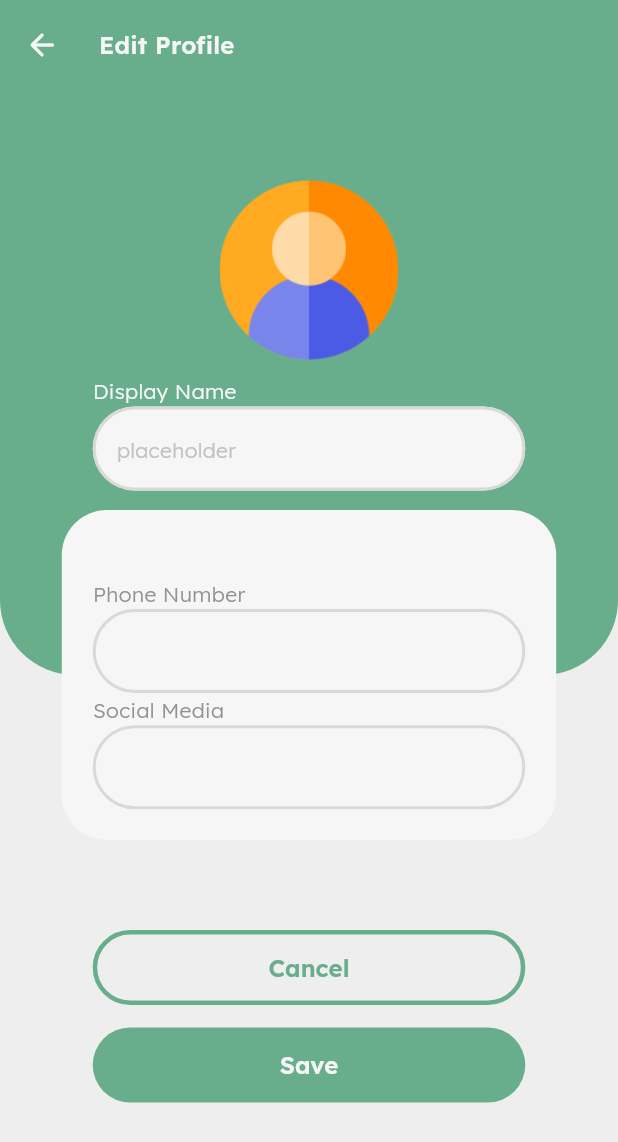
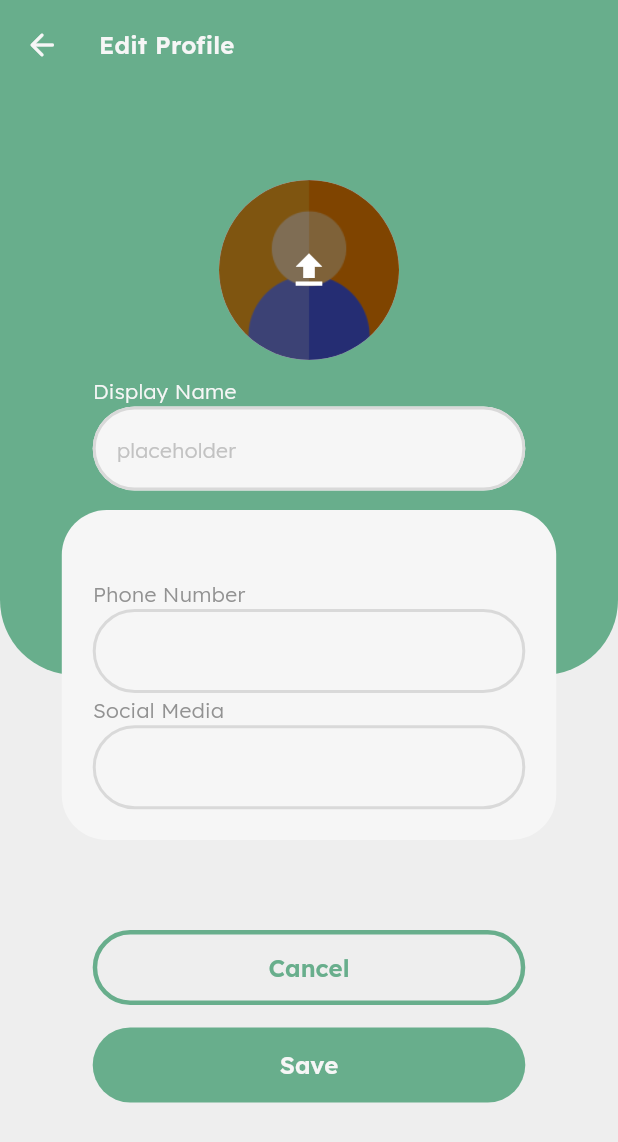
Before and after one commit to nonsomroop/sarnfan-flutter, a Flutter app: the EditProfilePage screen opened by its route, on a phone screen of 412 x 824 dp. Shown: the top 1142 px of the screen. Run offline on Flutter 3.47's test engine with Material 3 defaults, Android fonts, the phone set to English and light mode, and no system bars; our stand-ins replace flutter_dotenv, flutter_map, flutter_secure_storage, go_router, google_fonts, image_picker and 2 more; accounts and stored records are empty.

```diff
--- a/sarnfan/lib/providers/app_provider.dart
+++ b/sarnfan/lib/providers/app_provider.dart
@@ -9,6 +9,7 @@ class AppProvider extends ChangeNotifier {
   String? _type;
   String? _phone;
   String? _social;
+  String? _picture;
   // String? _location;
   double? _latitude;
   double? _longitude;
@@ -19,6 +20,7 @@ class AppProvider extends ChangeNotifier {
   String? get type => _type;
   String? get phone => _phone;
   String? get social => _social;
+  String? get picture => _picture;
   // String? get location => _location;
   double? get latitude => _latitude;
   double? get longitude => _longitude;
@@ -39,6 +41,7 @@ class AppProvider extends ChangeNotifier {
           _social = userData["social"];
           _latitude = userData["latitude"];
           _longitude = userData["longitude"];
+          _picture = userData["picture"];
           notifyListeners();
         } else {
           print("Failed to fetch user data: ${response.statusCode}");
--- a/sarnfan/lib/screens/post/create_post.dart
+++ b/sarnfan/lib/screens/post/create_post.dart
@@ -97,7 +97,6 @@ class _CreatePostPageState extends State<CreatePostPage> {
     }
   }
 
-  // late LatLng location = const LatLng(0, 0);
   late LatLng location;
 
   @override
--- a/sarnfan/lib/screens/profile/edit_profile.dart
+++ b/sarnfan/lib/screens/profile/edit_profile.dart
@@ -8,6 +8,7 @@ import 'package:sarnfan/services/api_service.dart';
 import 'package:sarnfan/themes/color_theme.dart';
 import 'package:sarnfan/widgets/green_surface.dart';
 import 'package:sarnfan/widgets/text_input.dart';
+import 'package:sarnfan/widgets/upload_avatar.dart';
 
 class EditProfilePage extends StatefulWidget {
   const EditProfilePage({super.key});
@@ -132,14 +133,8 @@ class _EditProfilePageState extends State<EditProfilePage> {
                                 const SizedBox(
                                   height: 60,
                                 ),
-                                const SizedBox(
-                                  height: 120,
-                                  width: 120,
-                                  child: Image(
-                                    image:
-                                        AssetImage("assets/images/profile.png"),
-                                  ),
-                                ),
+                                UploadAvatar(
+                                    pictureUrl: appProvider.picture ?? ""),
                                 const SizedBox(
                                   height: 10,
                                 ),
--- a/sarnfan/lib/screens/profile/my_description.dart
+++ b/sarnfan/lib/screens/profile/my_description.dart
@@ -16,7 +16,7 @@ class MyDescriptionPage extends StatelessWidget {
             color: AppColors.neu50,
           ),
           onPressed: () {
-            Navigator.pop(context);
+            context.go("/my-profile");
           },
         ),
         backgroundColor: AppColors.pri500,
--- a/sarnfan/lib/screens/profile/my_history.dart
+++ b/sarnfan/lib/screens/profile/my_history.dart
@@ -1,4 +1,5 @@
 import 'package:flutter/material.dart';
+import 'package:go_router/go_router.dart';
 import 'package:sarnfan/themes/color_theme.dart';
 import 'package:sarnfan/widgets/create-post/post_list.dart';
 import 'package:sarnfan/widgets/white_surface.dart';
@@ -16,7 +17,7 @@ class MyHistoryPage extends StatelessWidget {
             color: AppColors.neu50,
           ),
           onPressed: () {
-            Navigator.pop(context);
+            context.go("/my-profile");
           },
         ),
         backgroundColor: AppColors.pri500,
--- a/sarnfan/lib/screens/profile/my_location.dart
+++ b/sarnfan/lib/screens/profile/my_location.dart
@@ -57,7 +57,7 @@ class _MyLocationPageState extends State<MyLocationPage> {
             color: AppColors.neu50,
           ),
           onPressed: () {
-            Navigator.pop(context);
+            context.go("/my-profile");
           },
         ),
         backgroundColor: AppColors.pri500,
--- a/sarnfan/lib/screens/starred.dart
+++ b/sarnfan/lib/screens/starred.dart
@@ -2,7 +2,6 @@ import 'package:flutter/material.dart';
 import 'package:sarnfan/themes/color_theme.dart';
 import 'package:sarnfan/widgets/bottom_nav.dart';
 import 'package:sarnfan/widgets/create-post/post_list.dart';
-import 'package:sarnfan/widgets/post_card.dart';
 import 'package:sarnfan/widgets/white_surface.dart';
 
 class StarredPage extends StatelessWidget {
--- /dev/null
+++ b/sarnfan/lib/widgets/upload_avatar.dart
@@ -0,0 +1,90 @@
+import 'dart:convert';
+import 'dart:io';
+import 'dart:typed_data';
+import 'package:flutter/material.dart';
+import 'package:image_picker/image_picker.dart';
+import 'package:sarnfan/services/api_service.dart';
+import 'package:flutter/foundation.dart' show kIsWeb;
+
+class UploadAvatar extends StatefulWidget {
+  final String? pictureUrl;
+  const UploadAvatar({super.key, required this.pictureUrl});
+
+  @override
+  State<UploadAvatar> createState() => _UploadAvatarState();
+}
+
+class _UploadAvatarState extends State<UploadAvatar> {
+  File? _image;
+  Uint8List? _webImage;
+
+  Future<void> _pickImage() async {
+    final picker = ImagePicker();
+    final pickedFile = await picker.pickImage(source: ImageSource.gallery);
+
+    if (pickedFile != null) {
+      if (kIsWeb) {
+        _webImage = await pickedFile.readAsBytes();
+      } else {
+        setState(() {
+          _image = File(pickedFile.path);
+        });
+      }
+      await _uploadImage();
+    }
+  }
+
+  Future<void> _uploadImage() async {
+    try {
+      if (kIsWeb) {
+        print('Uploading web image');
+        await ApiService.uploadImageProfilePic(
+            "/upload/profile-pic", _webImage!);
+      } else {
+        print('Uploading mobile image: ${_image!.path}');
+      }
+    } catch (e) {
+      print('Error uploading image: $e');
+    }
+  }
+
+  @override
+  Widget build(BuildContext context) {
+    return GestureDetector(
+      onTap: _pickImage,
+      child: SizedBox(
+        height: 120,
+        width: 120,
+        child: Stack(
+          children: [
+            CircleAvatar(
+              backgroundImage: _image != null
+                  ? FileImage(_image!)
+                  : _webImage != null
+                      ? MemoryImage(_webImage!)
+                      : (widget.pictureUrl != null &&
+                              widget.pictureUrl!.isNotEmpty
+                          ? NetworkImage(ApiService.serverImage(
+                              "profile/${widget.pictureUrl}"))
+                          : const AssetImage("assets/images/profile.png")),
+              radius: 60,
+            ),
+            Container(
+              decoration: BoxDecoration(
+                color: Colors.black.withOpacity(0.5),
+                shape: BoxShape.circle,
+              ),
+            ),
+            const Center(
+              child: Icon(
+                Icons.upload,
+                color: Colors.white,
+                size: 30,
+              ),
+            ),
+          ],
+        ),
+      ),
+    );
+  }
+}
--- a/sarnfan/pubspec.yaml
+++ b/sarnfan/pubspec.yaml
@@ -46,6 +46,7 @@ dependencies:
   url_launcher: ^6.3.0
   flutter_map_location_marker: ^9.0.0
   skeletonizer: ^1.3.0
+  image_picker: ^1.1.2
 dev_dependencies:
   flutter_test:
     sdk: flutter
```
Also changed, not shown: sarnfan/lib/services/api_service.dart (+37 -0 lines), sarnfan/pubspec.lock, 5 other files.
